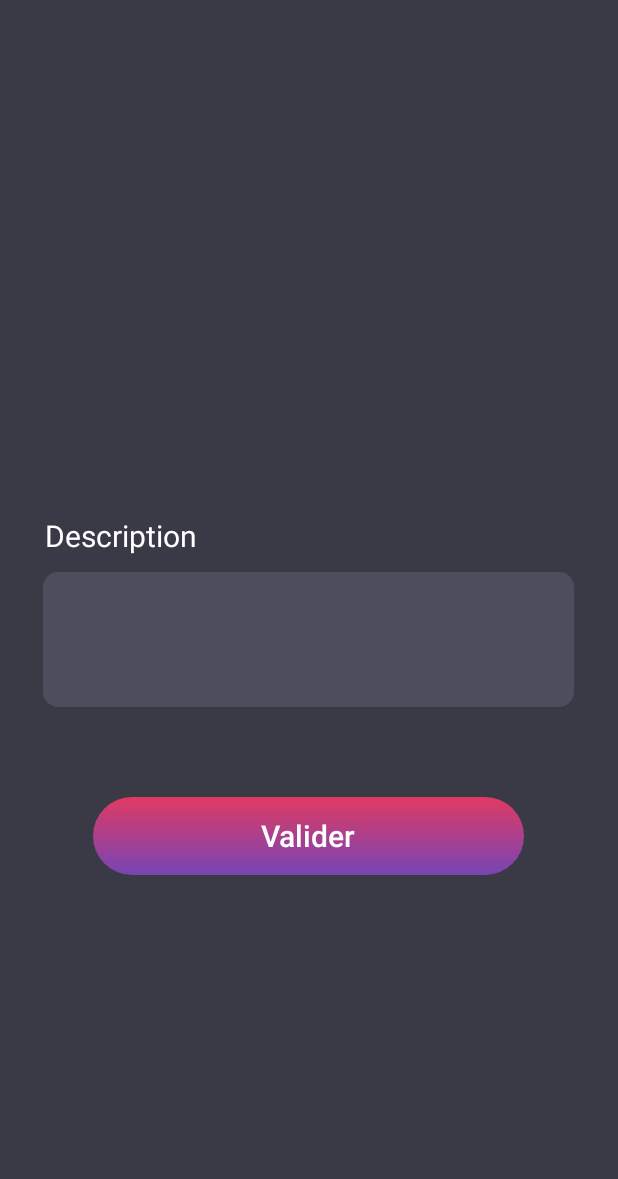
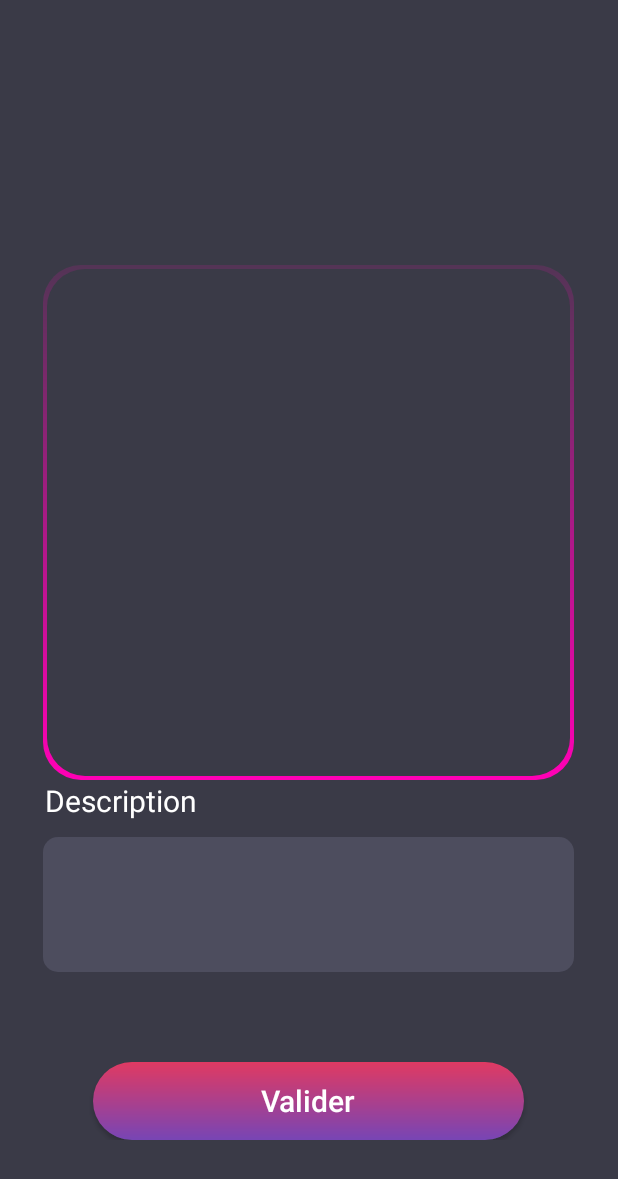
Before and after one commit to Trax-hub/DaSong, an Android app: the screen it shows after launch (MainActivity), on a phone screen of 412 x 824 dp. Shown: the top 1179 px of the screen. Run offline under Robolectric (Android 15) with nearby library versions, the phone set to English and light mode, and no system bars.

Commit message:
ajoute cadre

```diff
--- /dev/null
+++ b/app/src/main/res/drawable/song_background.xml
@@ -0,0 +1,27 @@
+<?xml version="1.0" encoding="utf-8"?>
+<layer-list xmlns:android="http://schemas.android.com/apk/res/android" >
+    <item>
+        <shape android:shape="rectangle" >
+            <gradient
+                android:angle="-45"
+                android:startColor="#543456"
+                android:endColor="#ff00b5"
+                android:type="linear" />
+            <size android:width="240dp"
+                android:height="240dp"/>
+            <corners android:radius="25dp"/>
+        </shape>
+    </item>
+
+    <item
+        android:bottom="3dp"
+        android:left="3dp"
+        android:right="3dp"
+        android:top="3dp">
+        <shape android:shape="rectangle" >
+            <solid android:color="#3A3A47" />
+            <corners android:radius="25dp"/>
+        </shape>
+    </item>
+
+</layer-list>
--- a/app/src/main/res/layout/activity_main.xml
+++ b/app/src/main/res/layout/activity_main.xml
@@ -10,48 +10,49 @@
 
     <View
         android:id="@+id/view_song"
-        android:layout_gravity="center"
         android:layout_width="354dp"
         android:layout_height="343dp"
-        android:background="#00000000"
+        android:background="@drawable/song_background"
+        android:layout_centerHorizontal="true"
+        android:layout_above="@id/description_label"
         />
 
     <TextView
         android:id="@+id/description_label"
         android:layout_width="wrap_content"
         android:layout_height="wrap_content"
+        android:layout_marginHorizontal="30dp"
+        android:layout_above="@id/textField_description"
         android:text="Description"
-            android:textSize="20sp"
         android:textColor="#FFFFFF"
-            android:layout_marginHorizontal="30dp"
-            android:layout_below="@id/view_song"
-            ></TextView>
+        android:textSize="20sp"/>
 
     <com.google.android.material.textfield.TextInputLayout
         android:id="@+id/textField_description"
         android:layout_width="match_parent"
         android:layout_height="wrap_content"
-            android:gravity="center_horizontal"
-            android:layout_below="@id/description_label">
+        android:layout_above="@id/buttonLayout"
+        android:layout_marginBottom="60dp"
+        android:gravity="center_horizontal">
 
         <com.google.android.material.textfield.TextInputEditText
             android:layout_width="354dp"
             android:layout_height="90dp"
             android:layout_marginHorizontal="29dp"
-            android:padding="5dp"
+            android:background="@drawable/description_background"
             android:gravity="start"
-            android:background="@drawable/description_background" />
+            android:padding="5dp" />
 
     </com.google.android.material.textfield.TextInputLayout>
 
     <LinearLayout
         android:id="@+id/buttonLayout"
-        android:orientation="horizontal"
         android:layout_width="fill_parent"
         android:layout_height="wrap_content"
+        android:layout_marginBottom="64dp"
+        android:layout_alignParentBottom="true"
         android:gravity="center"
-        android:layout_marginTop="60dp"
-        android:layout_below="@id/textField_description">
+        android:orientation="horizontal">
 
         <androidx.appcompat.widget.AppCompatButton
             android:id="@+id/button"
```
Lines whose indentation alone changed are shown as unchanged.
